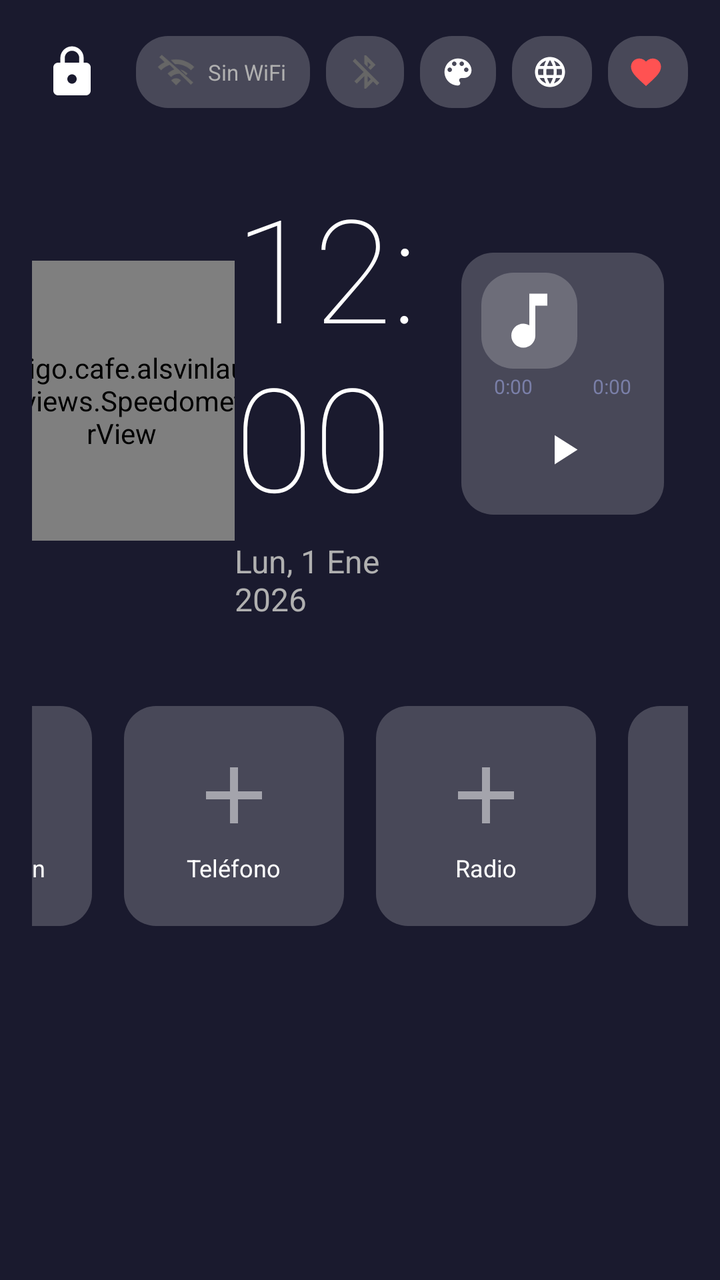
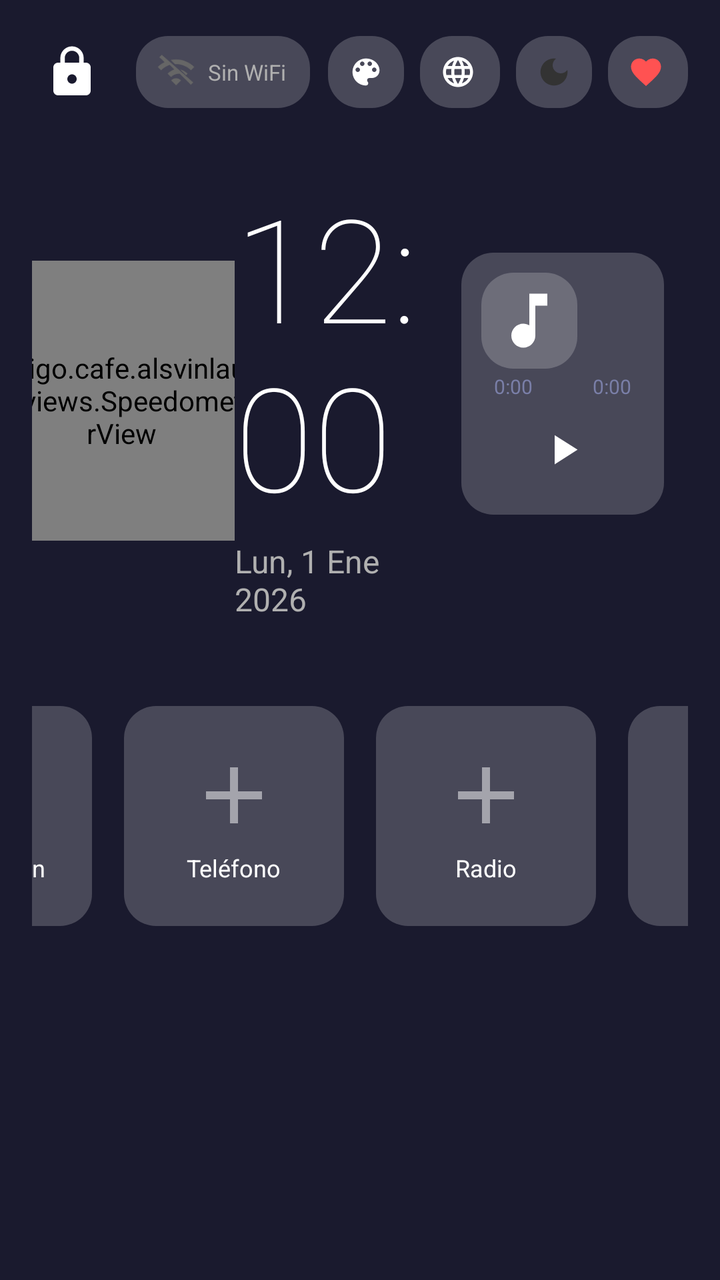

Screens rendered from an Android XML layout before and after an edit, with the pre-edit source and the edit as a unified diff.
<!-- AndroidManifest.xml: application theme LauncherTheme -->
<!-- res/layout/activity_main.xml -->
<?xml version="1.0" encoding="utf-8"?>
<FrameLayout xmlns:android="http://schemas.android.com/apk/res/android"
    android:id="@+id/root_layout"
    android:layout_width="match_parent"
    android:layout_height="match_parent"
    android:background="#FF1A1A2E">

    <LinearLayout
        android:layout_width="match_parent"
        android:layout_height="match_parent"
        android:gravity="center"
        android:orientation="vertical"
        android:padding="16dp">

        
        <LinearLayout
            android:id="@+id/top_bar"
            android:layout_width="match_parent"
            android:layout_height="wrap_content"
            android:orientation="horizontal"
            android:gravity="center_vertical">

            
            <ImageView
                android:id="@+id/btn_theme_toggle"
                android:layout_width="40dp"
                android:layout_height="40dp"
                android:src="@drawable/ic_lock"
                android:padding="6dp"
                android:clickable="true"
                android:focusable="true" />

            
            <LinearLayout
                android:layout_width="0dp"
                android:layout_height="wrap_content"
                android:layout_weight="1"
                android:orientation="horizontal"
                android:gravity="center_vertical"
                android:clipChildren="false">

                <LinearLayout
                    android:id="@+id/badge_permisos"
                    android:layout_width="wrap_content"
                    android:layout_height="36dp"
                    android:orientation="horizontal"
                    android:gravity="center_vertical"
                    android:background="@drawable/shortcut_bg"
                    android:paddingStart="10dp"
                    android:paddingEnd="12dp"
                    android:layout_marginStart="10dp"
                    android:clickable="true"
                    android:focusable="true"
                    android:visibility="gone">

                    <ImageView
                        android:layout_width="18dp"
                        android:layout_height="18dp"
                        android:src="@android:drawable/ic_dialog_alert" />

                    <TextView
                        android:layout_width="wrap_content"
                        android:layout_height="wrap_content"
                        android:text="@string/lbl_permisos"
                        android:textColor="#FFC107"
                        android:textSize="11sp"
                        android:layout_marginStart="5dp" />
                </LinearLayout>

                <LinearLayout
                    android:id="@+id/indicador_wifi"
                    android:layout_width="wrap_content"
                    android:layout_height="36dp"
                    android:orientation="horizontal"
                    android:gravity="center_vertical"
                    android:background="@drawable/shortcut_bg"
                    android:paddingStart="10dp"
                    android:paddingEnd="12dp"
                    android:layout_marginStart="12dp"
                    android:clickable="true"
                    android:focusable="true">

                    <ImageView
                        android:id="@+id/icono_wifi"
                        android:layout_width="20dp"
                        android:layout_height="20dp"
                        android:src="@drawable/ic_wifi_off" />

                    <TextView
                        android:id="@+id/texto_wifi"
                        android:layout_width="wrap_content"
                        android:layout_height="wrap_content"
                        android:text="@string/estado_sin_wifi"
                        android:textColor="#B0B0B0"
                        android:textSize="11sp"
                        android:layout_marginStart="6dp"
                        android:maxLines="1"
                        android:ellipsize="end"
                        android:maxWidth="90dp" />
                </LinearLayout>

                <LinearLayout
                    android:id="@+id/indicador_bluetooth"
                    android:layout_width="wrap_content"
                    android:layout_height="36dp"
                    android:orientation="horizontal"
                    android:gravity="center_vertical"
                    android:background="@drawable/shortcut_bg"
                    android:paddingStart="10dp"
                    android:paddingEnd="12dp"
                    android:layout_marginStart="8dp"
                    android:clickable="true"
                    android:focusable="true">

                    <ImageView
                        android:id="@+id/icono_bluetooth"
                        android:layout_width="20dp"
                        android:layout_height="20dp"
                        android:src="@drawable/ic_bt_off" />

                    <TextView
                        android:id="@+id/texto_bluetooth"
                        android:layout_width="wrap_content"
                        android:layout_height="wrap_content"
                        android:text="@string/estado_bt_off"
                        android:textColor="#B0B0B0"
                        android:textSize="11sp"
                        android:layout_marginStart="6dp"
                        android:maxLines="1"
                        android:ellipsize="end"
                        android:maxWidth="90dp" />
                </LinearLayout>

            </LinearLayout>

            
            <LinearLayout
                android:id="@+id/btn_color_fondo"
                android:layout_width="wrap_content"
                android:layout_height="36dp"
                android:orientation="horizontal"
                android:gravity="center_vertical"
                android:background="@drawable/shortcut_bg"
                android:paddingStart="10dp"
                android:paddingEnd="10dp"
                android:layout_marginStart="8dp"
                android:clickable="true"
                android:focusable="true">

                <ImageView
                    android:layout_width="18dp"
                    android:layout_height="18dp"
                    android:src="@drawable/ic_palette" />

            </LinearLayout>

            <LinearLayout
                android:id="@+id/btn_idioma"
                android:layout_width="wrap_content"
                android:layout_height="36dp"
                android:orientation="horizontal"
                android:gravity="center_vertical"
                android:background="@drawable/shortcut_bg"
                android:paddingStart="10dp"
                android:paddingEnd="12dp"
                android:layout_marginStart="8dp"
                android:clickable="true"
                android:focusable="true">

                <ImageView
                    android:layout_width="18dp"
                    android:layout_height="18dp"
                    android:src="@drawable/ic_language" />

            </LinearLayout>

            <LinearLayout
                android:id="@+id/btn_donacion"
                android:layout_width="wrap_content"
                android:layout_height="36dp"
                android:orientation="horizontal"
                android:gravity="center_vertical"
                android:background="@drawable/shortcut_bg"
                android:paddingStart="10dp"
                android:paddingEnd="12dp"
                android:layout_marginStart="8dp"
                android:clickable="true"
                android:focusable="true">

                <ImageView
                    android:layout_width="18dp"
                    android:layout_height="18dp"
                    android:src="@drawable/ic_donate" />

            </LinearLayout>


        </LinearLayout>

        
        <GridLayout
            android:layout_width="match_parent"
            android:layout_height="0dp"
            android:layout_weight="1"
            android:rowCount="1"
            android:columnCount="3"
            >

            
            <LinearLayout
                android:id="@+id/speed_text"
                android:layout_width="0dp"
                android:layout_height="match_parent"
                android:layout_columnWeight="1"
                android:gravity="center"
                android:paddingTop="5dp"
                android:orientation="horizontal"
                android:visibility="visible">

                <codigo.cafe.alsvinlaunch.views.SpeedometerView
                    android:id="@+id/speedometer_view"
                    android:layout_width="140dp"
                    android:layout_height="140dp" />

                <LinearLayout
                    android:id="@+id/gear_widget"
                    android:layout_width="wrap_content"
                    android:layout_height="wrap_content"
                    android:orientation="vertical"
                    android:gravity="center"
                    android:layout_marginStart="12dp"
                    android:background="@drawable/shortcut_bg"
                    android:foreground="?android:attr/selectableItemBackground"
                    android:clickable="true"
                    android:focusable="true"
                    android:paddingStart="18dp"
                    android:paddingEnd="18dp"
                    android:paddingTop="10dp"
                    android:paddingBottom="10dp">

                    <TextView
                        android:id="@+id/gear_indicator"
                        android:layout_width="wrap_content"
                        android:layout_height="wrap_content"
                        android:fontFamily="sans-serif-thin"
                        android:text="--"
                        android:textColor="#FFFFFF"
                        android:textSize="56sp"
                        android:includeFontPadding="false" />

                    <TextView
                        android:layout_width="wrap_content"
                        android:layout_height="wrap_content"
                        android:text="@string/lbl_marcha"
                        android:textColor="#5A6080"
                        android:textSize="10sp"
                        android:letterSpacing="0.15"
                        android:layout_marginTop="2dp" />
                </LinearLayout>

            </LinearLayout>

            
            <LinearLayout
                android:id="@+id/clock_section"
                android:layout_width="0dp"
                android:layout_height="match_parent"
                android:layout_columnWeight="1"
                android:gravity="center"
                android:orientation="vertical">

                <LinearLayout
                    android:id="@+id/boton_reloj"
                    android:layout_width="wrap_content"
                    android:layout_height="wrap_content"
                    android:clickable="true"
                    android:focusable="true"
                    android:gravity="center"
                    android:orientation="vertical">

                    <TextView
                        android:id="@+id/clock_text"
                        android:layout_width="wrap_content"
                        android:layout_height="wrap_content"
                        android:fontFamily="sans-serif-thin"
                        android:text="12:00"
                        android:textColor="#FFFFFFFF"
                        android:textSize="72sp" />

                    <TextView
                        android:id="@+id/date_text"
                        android:layout_width="wrap_content"
                        android:layout_height="wrap_content"
                        android:layout_marginTop="4dp"
                        android:text="Lun, 1 Ene 2026"
                        android:textColor="#B0B0B0"
                        android:textSize="16sp" />
                </LinearLayout>
            </LinearLayout>

            
            <LinearLayout
                android:id="@+id/widget_reproductor"
                android:foreground="?android:attr/selectableItemBackground"
                android:layout_width="0dp"
                android:layout_height="wrap_content"
                android:layout_columnWeight="1"
                android:layout_gravity="center_vertical"
                android:orientation="vertical"
                android:gravity="center"
                android:background="@drawable/shortcut_bg"
                android:padding="10dp"

                android:layout_marginStart="12dp"
                android:layout_marginEnd="12dp"
                android:layout_marginBottom="12dp"
                android:clickable="true"
                android:focusable="true"
                android:visibility="visible">

                
                <LinearLayout
                    android:layout_width="match_parent"
                    android:layout_height="wrap_content"
                    android:orientation="horizontal"
                    android:gravity="center_vertical">

                    <ImageView
                        android:id="@+id/reproductor_icono"
                        android:layout_width="48dp"
                        android:layout_height="48dp"
                        android:src="@drawable/ic_music"
                        android:scaleType="centerCrop"
                        android:background="@drawable/shortcut_bg"
                        android:padding="6dp" />

                    <LinearLayout
                        android:layout_width="0dp"
                        android:layout_height="wrap_content"
                        android:layout_weight="1"
                        android:orientation="vertical"
                        android:layout_marginStart="10dp"
                        android:layout_marginEnd="4dp">

                        <TextView
                            android:id="@+id/reproductor_titulo"
                            android:layout_width="match_parent"
                            android:layout_height="wrap_content"
                            android:text=""
                            android:textColor="#FFFFFF"
                            android:textSize="14sp"
                            android:textStyle="bold"
                            android:maxLines="1"
                            android:ellipsize="marquee"
                            android:marqueeRepeatLimit="marquee_forever"
                            android:scrollHorizontally="true"
                            android:focusable="true"
                            android:focusableInTouchMode="true"
                            android:singleLine="true" />

                        <TextView
                            android:id="@+id/reproductor_artista"
                            android:layout_width="wrap_content"
                            android:layout_height="wrap_content"
                            android:text=""
                            android:textColor="#7A7FA8"
                            android:textSize="11sp"
                            android:maxLines="1"
                            android:ellipsize="end"
                            android:layout_marginTop="3dp" />
                    </LinearLayout>
                </LinearLayout>

                
                <LinearLayout
                    android:layout_width="match_parent"
                    android:layout_height="wrap_content"
                    android:orientation="horizontal"
                    android:gravity="center_vertical">

                    <TextView
                        android:id="@+id/reproductor_tiempo_actual"
                        android:layout_width="wrap_content"
                        android:layout_height="wrap_content"
                        android:text="0:00"
                        android:textColor="#7A7FA8"
                        android:textSize="10sp"
                        android:minWidth="32dp"
                        android:gravity="center" />

                    <SeekBar
                        android:id="@+id/reproductor_seekbar"
                        android:layout_width="0dp"
                        android:layout_height="wrap_content"
                        android:layout_weight="1"
                        android:layout_marginStart="4dp"
                        android:layout_marginEnd="4dp"
                        android:max="1000"
                        android:progress="0"
                        android:progressTint="#6C63FF"
                        android:thumbTint="#6C63FF" />

                    <TextView
                        android:id="@+id/reproductor_tiempo_total"
                        android:layout_width="wrap_content"
                        android:layout_height="wrap_content"
                        android:text="0:00"
                        android:textColor="#7A7FA8"
                        android:textSize="10sp"
                        android:minWidth="32dp"
                        android:gravity="center" />
                </LinearLayout>

                
                <LinearLayout
                    android:layout_width="match_parent"
                    android:layout_height="wrap_content"
                    android:orientation="horizontal"
                    android:gravity="center">

                    <ImageView
                        android:id="@+id/btn_anterior"
                        android:layout_width="45dp"
                        android:layout_height="45dp"
                        android:src="@drawable/ic_anterior"
                        android:padding="8dp"
                        android:background="?android:attr/selectableItemBackgroundBorderless"
                        android:clickable="true"
                        android:focusable="true" />

                    <ImageView
                        android:id="@+id/btn_play_pausa"
                        android:layout_width="45dp"
                        android:layout_height="45dp"
                        android:src="@drawable/ic_play"
                        android:padding="10dp"
                        android:layout_marginStart="10dp"
                        android:layout_marginEnd="10dp"
                        android:clickable="true"
                        android:focusable="true"
                        android:elevation="2dp" />

                    <ImageView
                        android:id="@+id/btn_siguiente"
                        android:layout_width="45dp"
                        android:layout_height="45dp"
                        android:src="@drawable/ic_siguiente"
                        android:padding="8dp"
                        android:background="?android:attr/selectableItemBackgroundBorderless"
                        android:clickable="true"
                        android:focusable="true" />
                </LinearLayout>
            </LinearLayout>

        </GridLayout>

        
        <LinearLayout
            android:id="@+id/shortcuts_container"
            android:layout_width="wrap_content"
            android:layout_height="0dp"
            android:layout_weight="1"
            android:gravity="center|top"
            android:orientation="horizontal"
            android:paddingTop="5dp">

            <LinearLayout
                android:id="@+id/shortcut_0"
                android:layout_width="110dp"
                android:layout_height="110dp"
                android:layout_margin="8dp"
                android:background="@drawable/shortcut_bg"
                android:clickable="true"
                android:focusable="true"
                android:gravity="center"
                android:orientation="vertical"
                android:padding="10dp">

                <ImageView
                    android:id="@+id/shortcut_icon_0"
                    android:layout_width="48dp"
                    android:layout_height="48dp"
                    android:scaleType="fitCenter"
                    android:src="@drawable/ic_add_shortcut" />

                <TextView
                    android:id="@+id/shortcut_name_0"
                    android:layout_width="wrap_content"
                    android:layout_height="wrap_content"
                    android:layout_marginTop="4dp"
                    android:ellipsize="end"
                    android:maxLines="1"
                    android:text="@string/shortcut_musica"
                    android:textColor="#FFFFFF"
                    android:textSize="12sp" />
            </LinearLayout>

            <LinearLayout
                android:id="@+id/shortcut_1"
                android:layout_width="110dp"
                android:layout_height="110dp"
                android:layout_margin="8dp"
                android:background="@drawable/shortcut_bg"
                android:clickable="true"
                android:focusable="true"
                android:gravity="center"
                android:orientation="vertical"
                android:padding="10dp">

                <ImageView
                    android:id="@+id/shortcut_icon_1"
                    android:layout_width="48dp"
                    android:layout_height="48dp"
                    android:scaleType="fitCenter"
                    android:src="@drawable/ic_add_shortcut" />

                <TextView
                    android:id="@+id/shortcut_name_1"
                    android:layout_width="wrap_content"
                    android:layout_height="wrap_content"
                    android:layout_marginTop="4dp"
                    android:ellipsize="end"
                    android:maxLines="1"
                    android:text="@string/shortcut_navegacion"
                    android:textColor="#FFFFFF"
                    android:textSize="12sp" />
            </LinearLayout>

            <LinearLayout
                android:id="@+id/shortcut_2"
                android:layout_width="110dp"
                android:layout_height="110dp"
                android:layout_margin="8dp"
                android:background="@drawable/shortcut_bg"
                android:clickable="true"
                android:focusable="true"
                android:gravity="center"
                android:orientation="vertical"
                android:padding="10dp">

                <ImageView
                    android:id="@+id/shortcut_icon_2"
                    android:layout_width="48dp"
                    android:layout_height="48dp"
                    android:scaleType="fitCenter"
                    android:src="@drawable/ic_add_shortcut" />

                <TextView
                    android:id="@+id/shortcut_name_2"
                    android:layout_width="wrap_content"
                    android:layout_height="wrap_content"
                    android:layout_marginTop="4dp"
                    android:ellipsize="end"
                    android:maxLines="1"
                    android:text="@string/shortcut_telefono"
                    android:textColor="#FFFFFF"
                    android:textSize="12sp" />
            </LinearLayout>

            <LinearLayout
                android:id="@+id/shortcut_3"
                android:layout_width="110dp"
                android:layout_height="110dp"
                android:layout_margin="8dp"
                android:background="@drawable/shortcut_bg"
                android:clickable="true"
                android:focusable="true"
                android:gravity="center"
                android:orientation="vertical"
                android:padding="10dp">

                <ImageView
                    android:id="@+id/shortcut_icon_3"
                    android:layout_width="48dp"
                    android:layout_height="48dp"
                    android:scaleType="fitCenter"
                    android:src="@drawable/ic_add_shortcut" />

                <TextView
                    android:id="@+id/shortcut_name_3"
                    android:layout_width="wrap_content"
                    android:layout_height="wrap_content"
                    android:layout_marginTop="4dp"
                    android:ellipsize="end"
                    android:maxLines="1"
                    android:text="@string/shortcut_radio"
                    android:textColor="#FFFFFF"
                    android:textSize="12sp" />
            </LinearLayout>

            <LinearLayout
                android:id="@+id/shortcut_4"
                android:layout_width="110dp"
                android:layout_height="110dp"
                android:layout_margin="8dp"
                android:background="@drawable/shortcut_bg"
                android:clickable="true"
                android:focusable="true"
                android:gravity="center"
                android:orientation="vertical"
                android:padding="10dp">

                <ImageView
                    android:id="@+id/shortcut_icon_4"
                    android:layout_width="48dp"
                    android:layout_height="48dp"
                    android:scaleType="fitCenter"
                    android:src="@drawable/ic_add_shortcut" />

                <TextView
                    android:id="@+id/shortcut_name_4"
                    android:layout_width="wrap_content"
                    android:layout_height="wrap_content"
                    android:layout_marginTop="4dp"
                    android:ellipsize="end"
                    android:maxLines="1"
                    android:text="@string/shortcut_config"
                    android:textColor="#FFFFFF"
                    android:textSize="12sp" />
            </LinearLayout>

            <LinearLayout
                android:id="@+id/btn_all_apps"
                android:layout_width="110dp"
                android:layout_height="110dp"
                android:layout_margin="8dp"
                android:background="@drawable/shortcut_bg_accent"
                android:clickable="true"
                android:focusable="true"
                android:gravity="center"
                android:orientation="vertical"
                android:padding="10dp">

                <ImageView
                    android:id="@+id/all_apps_icon"
                    android:layout_width="48dp"
                    android:layout_height="48dp"
                    android:scaleType="fitCenter"
                    android:src="@drawable/ic_all_apps" />

                <TextView
                    android:id="@+id/all_apps_label"
                    android:layout_width="wrap_content"
                    android:layout_height="wrap_content"
                    android:layout_marginTop="4dp"
                    android:text="@string/lbl_apps"
                    android:textColor="#FFFFFF"
                    android:textSize="12sp" />
            </LinearLayout>
        </LinearLayout>
    </LinearLayout>

    
    <LinearLayout
        android:id="@+id/system_panel"
        android:layout_width="wrap_content"
        android:layout_height="wrap_content"
        android:layout_gravity="bottom|end"
        android:layout_marginEnd="20dp"
        android:layout_marginBottom="72dp"
        android:background="@drawable/system_panel_bg"
        android:elevation="8dp"
        android:orientation="vertical"
        android:padding="12dp"
        android:visibility="gone" />

</FrameLayout>
<!-- resources referenced by this layout -->
<resources>
  <!-- drawable ic_add_shortcut (drawable) -->
  <?xml version="1.0" encoding="utf-8"?>
  <vector xmlns:android="http://schemas.android.com/apk/res/android"
      android:width="24dp"
      android:height="24dp"
      android:viewportWidth="24"
      android:viewportHeight="24">
      <path
          android:fillColor="#80FFFFFF"
          android:pathData="M19,13h-6v6h-2v-6H5v-2h6V5h2v6h6v2z" />
  </vector>
  <!-- drawable ic_anterior (drawable) -->
  <?xml version="1.0" encoding="utf-8"?>
  <vector xmlns:android="http://schemas.android.com/apk/res/android"
      android:width="24dp" android:height="24dp"
      android:viewportWidth="24" android:viewportHeight="24">
      <path android:fillColor="#FFFFFF"
          android:pathData="M6,6h2v12H6V6zM9.5,12l8.5,6V6L9.5,12z" />
  </vector>
  <!-- drawable ic_music (drawable) -->
  <?xml version="1.0" encoding="utf-8"?>
  <vector xmlns:android="http://schemas.android.com/apk/res/android"
      android:width="24dp"
      android:height="24dp"
      android:viewportWidth="24"
      android:viewportHeight="24">
      <path
          android:fillColor="#FFFFFF"
          android:pathData="M12,3v10.55c-0.59,-0.34 -1.27,-0.55 -2,-0.55C7.79,13 6,14.79 6,17s1.79,4 4,4 4,-1.79 4,-4V7h4V3h-6z" />
  </vector>
  <!-- drawable ic_play (drawable) -->
  <?xml version="1.0" encoding="utf-8"?>
  <vector xmlns:android="http://schemas.android.com/apk/res/android"
      android:width="24dp" android:height="24dp"
      android:viewportWidth="24" android:viewportHeight="24">
      <path android:fillColor="#FFFFFF"
          android:pathData="M8,5v14l11,-7z" />
  </vector>
  <!-- drawable ic_siguiente (drawable) -->
  <?xml version="1.0" encoding="utf-8"?>
  <vector xmlns:android="http://schemas.android.com/apk/res/android"
      android:width="24dp" android:height="24dp"
      android:viewportWidth="24" android:viewportHeight="24">
      <path android:fillColor="#FFFFFF"
          android:pathData="M6,18l8.5,-6L6,6V18zM16,6v12h2V6H16z" />
  </vector>
  <!-- drawable system_panel_bg (drawable) -->
  <?xml version="1.0" encoding="utf-8"?>
  <shape xmlns:android="http://schemas.android.com/apk/res/android"
      android:shape="rectangle">
      <solid android:color="#EE16213E" />
      <corners android:radius="16dp" />
      <stroke
          android:width="1dp"
          android:color="#33FFFFFF" />
  </shape>
  <string name="estado_bt_off">BT Off</string>
  <string name="estado_sin_wifi">Sin WiFi</string>
  <string name="lbl_apps">Apps</string>
  <string name="lbl_marcha">MARCHA</string>
  <string name="lbl_permisos">Permisos</string>
  <string name="shortcut_config">Config.</string>
  <string name="shortcut_musica">Música</string>
  <string name="shortcut_navegacion">Navegación</string>
  <string name="shortcut_radio">Radio</string>
  <string name="shortcut_telefono">Teléfono</string>
  <style name="LauncherTheme" parent="Theme.AppCompat.NoActionBar">
          <item name="android:windowNoTitle">true</item>
          <item name="android:windowFullscreen">true</item>
          <item name="android:windowBackground">@color/background</item>
      </style>
  <color name="background">#FF1A1A2E</color>
  <!-- unchanged entries left out for length: 9 -->
</resources>

<!-- the commit's change to res/layout/activity_main.xml (unified diff, before → after) -->
@@ -171,6 +171,26 @@
                     android:layout_width="18dp"
                     android:layout_height="18dp"
                     android:src="@drawable/ic_language" />
+
+            </LinearLayout>
+
+            <LinearLayout
+                android:id="@+id/btn_cambiar_tema"
+                android:layout_width="wrap_content"
+                android:layout_height="36dp"
+                android:orientation="horizontal"
+                android:gravity="center_vertical"
+                android:background="@drawable/shortcut_bg"
+                android:paddingStart="10dp"
+                android:paddingEnd="10dp"
+                android:layout_marginStart="8dp"
+                android:clickable="true"
+                android:focusable="true">
+
+                <ImageView
+                    android:layout_width="18dp"
+                    android:layout_height="18dp"
+                    android:src="@drawable/ic_moon" />
 
             </LinearLayout>
 
<!-- resource entries referenced after the edit -->
@@ -18,6 +18,17 @@
       android:viewportWidth="24" android:viewportHeight="24">
       <path android:fillColor="#FFFFFF"
           android:pathData="M6,6h2v12H6V6zM9.5,12l8.5,6V6L9.5,12z" />
+  </vector>
+  <!-- drawable ic_moon (drawable) -->
+  <?xml version="1.0" encoding="utf-8"?>
+  <vector xmlns:android="http://schemas.android.com/apk/res/android"
+      android:width="24dp"
+      android:height="24dp"
+      android:viewportWidth="24"
+      android:viewportHeight="24">
+      <path
+          android:fillColor="#333333"
+          android:pathData="M12,3c-4.97,0 -9,4.03 -9,9s4.03,9 9,9 9,-4.03 9,-9c0,-0.46 -0.04,-0.92 -0.1,-1.36 -0.98,1.37 -2.58,2.26 -4.4,2.26 -2.98,0 -5.4,-2.42 -5.4,-5.4 0,-1.81 0.89,-3.42 2.26,-4.4C12.92,3.04 12.46,3 12,3z" />
   </vector>
   <!-- drawable ic_music (drawable) -->
   <?xml version="1.0" encoding="utf-8"?>
